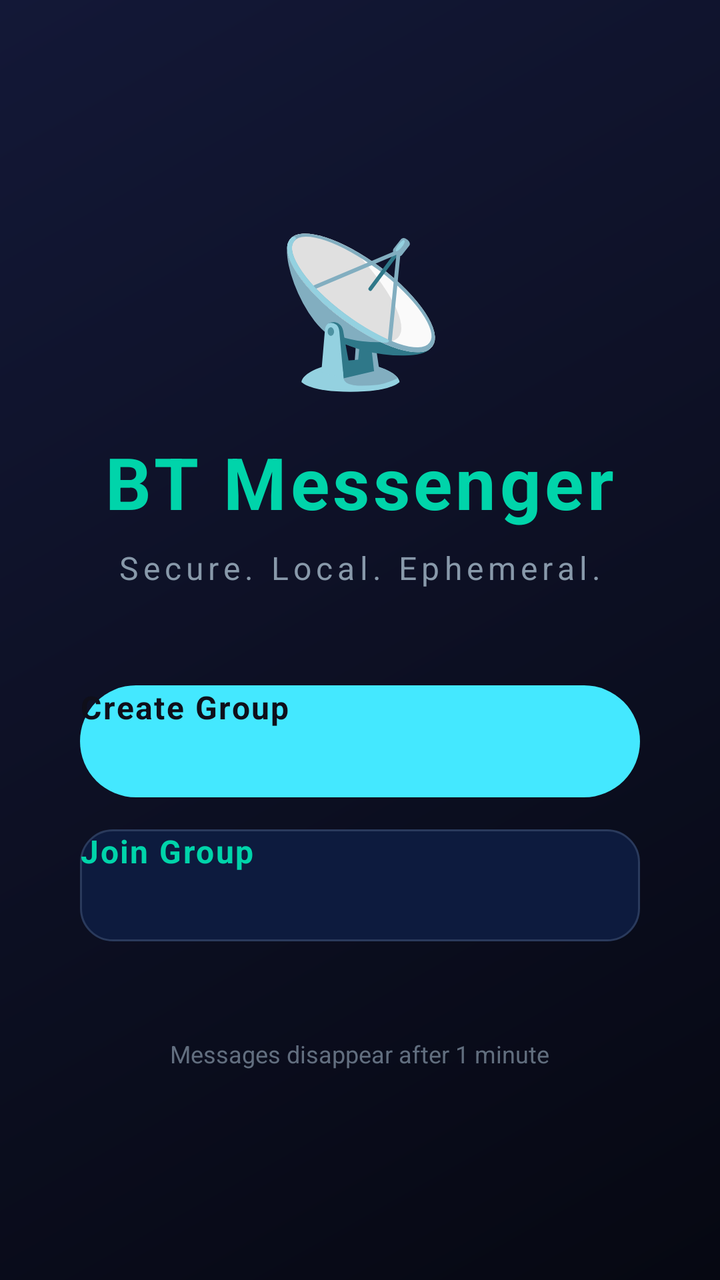
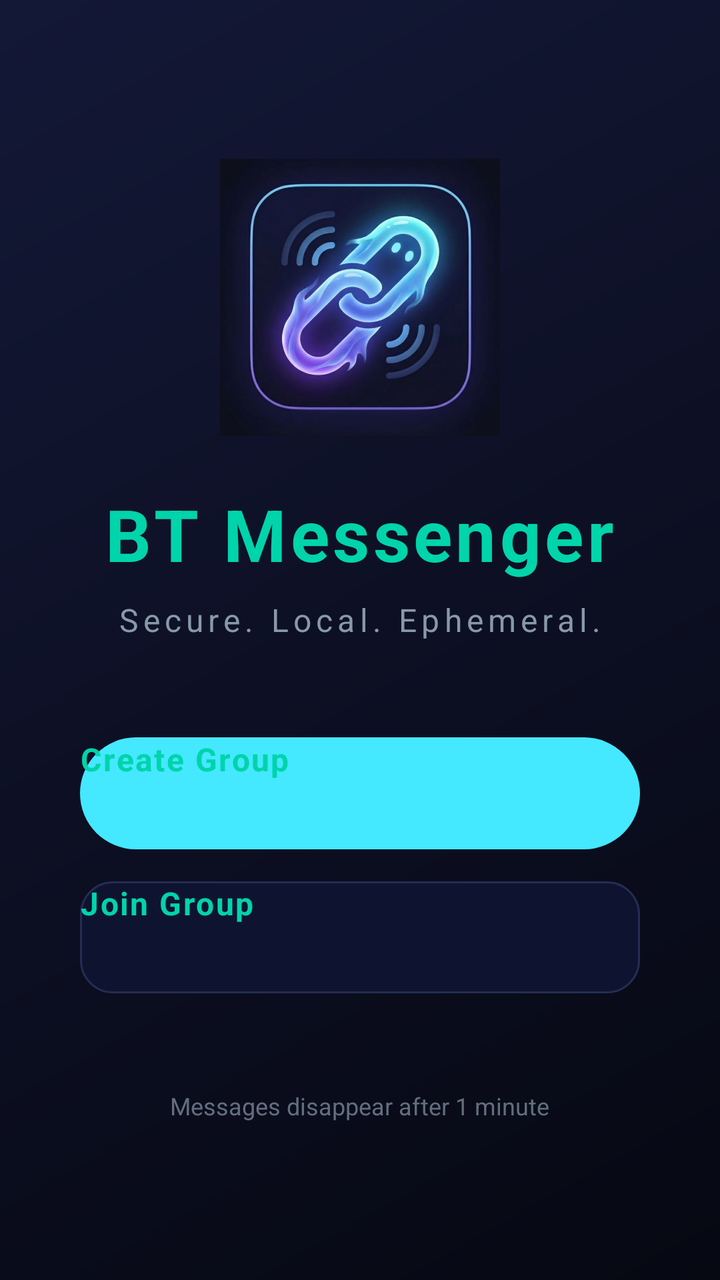

Two renders of the same Android screen: before a commit and after it. Below are the layout's source before the change and the commit's diff.
<!-- AndroidManifest.xml: application theme Theme.GhostLink -->
<!-- res/layout/activity_main.xml -->
<?xml version="1.0" encoding="utf-8"?>
<LinearLayout xmlns:android="http://schemas.android.com/apk/res/android"
    android:layout_width="match_parent"
    android:layout_height="match_parent"
    android:background="@drawable/bg_gradient"
    android:gravity="center"
    android:orientation="vertical"
    android:padding="32dp">

    
    <TextView
        android:layout_width="wrap_content"
        android:layout_height="wrap_content"
        android:text="📡"
        android:textSize="72sp"
        android:layout_marginBottom="16dp" />

    
    <TextView
        android:layout_width="wrap_content"
        android:layout_height="wrap_content"
        android:text="@string/app_name"
        android:textColor="@color/accent"
        android:textSize="36sp"
        android:textStyle="bold"
        android:letterSpacing="0.05"
        android:layout_marginBottom="8dp" />

    
    <TextView
        android:layout_width="wrap_content"
        android:layout_height="wrap_content"
        android:text="@string/tagline"
        android:textColor="@color/text_secondary"
        android:textSize="16sp"
        android:letterSpacing="0.15"
        android:layout_marginBottom="48dp" />

    
    <Button
        android:id="@+id/btn_create_group"
        android:layout_width="280dp"
        android:layout_height="56dp"
        android:background="@drawable/rounded_button"
        android:text="@string/create_group"
        android:textColor="@color/primary_dark"
        android:textSize="16sp"
        android:textStyle="bold"
        android:textAllCaps="false"
        android:letterSpacing="0.05"
        android:layout_marginBottom="16dp" />

    
    <Button
        android:id="@+id/btn_join_group"
        android:layout_width="280dp"
        android:layout_height="56dp"
        android:background="@drawable/rounded_input"
        android:text="@string/join_group"
        android:textColor="@color/accent"
        android:textSize="16sp"
        android:textStyle="bold"
        android:textAllCaps="false"
        android:letterSpacing="0.05" />

    
    <TextView
        android:layout_width="wrap_content"
        android:layout_height="wrap_content"
        android:text="@string/msg_ttl_info"
        android:textColor="@color/text_secondary"
        android:textSize="12sp"
        android:layout_marginTop="48dp"
        android:alpha="0.7" />

</LinearLayout>
<!-- resources referenced by this layout -->
<resources>
  <color name="accent">#00D4AA</color>
  <color name="primary_dark">#0F0F1A</color>
  <color name="text_secondary">#8899AA</color>
  <!-- drawable bg_gradient (drawable) -->
  <?xml version="1.0" encoding="utf-8"?>
  <shape xmlns:android="http://schemas.android.com/apk/res/android">
      <gradient
          android:angle="135"
          android:startColor="#060812"
          android:centerColor="#0D1024"
          android:endColor="#131837"
          android:type="linear" />
  </shape>
  <!-- drawable rounded_button (drawable) -->
  <?xml version="1.0" encoding="utf-8"?>
  <shape xmlns:android="http://schemas.android.com/apk/res/android"
      android:shape="rectangle">
      <solid android:color="#44E8FF" />
      <corners android:radius="28dp" />
  </shape>
  <!-- drawable rounded_input (drawable) -->
  <?xml version="1.0" encoding="utf-8"?>
  <shape xmlns:android="http://schemas.android.com/apk/res/android"
      android:shape="rectangle">
      <solid android:color="#0D1B3E" />
      <corners android:radius="16dp" />
      <stroke android:width="1dp" android:color="#2A3A5C" />
  </shape>
  <string name="app_name">BT Messenger</string>
  <string name="create_group">Create Group</string>
  <string name="join_group">Join Group</string>
  <string name="msg_ttl_info">Messages disappear after 1 minute</string>
  <string name="tagline">Secure. Local. Ephemeral.</string>
</resources>

<!-- the commit's change to res/layout/activity_main.xml (unified diff, before → after) -->
@@ -8,12 +8,12 @@
     android:padding="32dp">
 
     
-    <TextView
-        android:layout_width="wrap_content"
-        android:layout_height="wrap_content"
-        android:text="📡"
-        android:textSize="72sp"
-        android:layout_marginBottom="16dp" />
+    <ImageView
+        android:layout_width="140dp"
+        android:layout_height="140dp"
+        android:src="@drawable/ic_ghostlink_logo"
+        android:contentDescription="GhostLink Logo"
+        android:layout_marginBottom="24dp" />
 
     
     <TextView
@@ -43,7 +43,7 @@
         android:layout_height="56dp"
         android:background="@drawable/rounded_button"
         android:text="@string/create_group"
-        android:textColor="@color/primary_dark"
+        android:textColor="@color/accent"
         android:textSize="16sp"
         android:textStyle="bold"
         android:textAllCaps="false"
<!-- resource entries referenced after the edit -->
@@ -1,7 +1,6 @@
 <!-- resources referenced by this layout -->
 <resources>
   <color name="accent">#00D4AA</color>
-  <color name="primary_dark">#0F0F1A</color>
   <color name="text_secondary">#8899AA</color>
   <!-- drawable bg_gradient (drawable) -->
   <?xml version="1.0" encoding="utf-8"?>
@@ -13,6 +12,7 @@
           android:endColor="#131837"
           android:type="linear" />
   </shape>
+  <!-- drawable ic_ghostlink_logo: png bitmap (drawable, 763947 bytes) -->
   <!-- drawable rounded_button (drawable) -->
   <?xml version="1.0" encoding="utf-8"?>
   <shape xmlns:android="http://schemas.android.com/apk/res/android"
@@ -24,9 +24,9 @@
   <?xml version="1.0" encoding="utf-8"?>
   <shape xmlns:android="http://schemas.android.com/apk/res/android"
       android:shape="rectangle">
-      <solid android:color="#0D1B3E" />
+      <solid android:color="#0E1430" />
       <corners android:radius="16dp" />
-      <stroke android:width="1dp" android:color="#2A3A5C" />
+      <stroke android:width="1dp" android:color="#252D54" />
   </shape>
   <string name="app_name">BT Messenger</string>
   <string name="create_group">Create Group</string>
